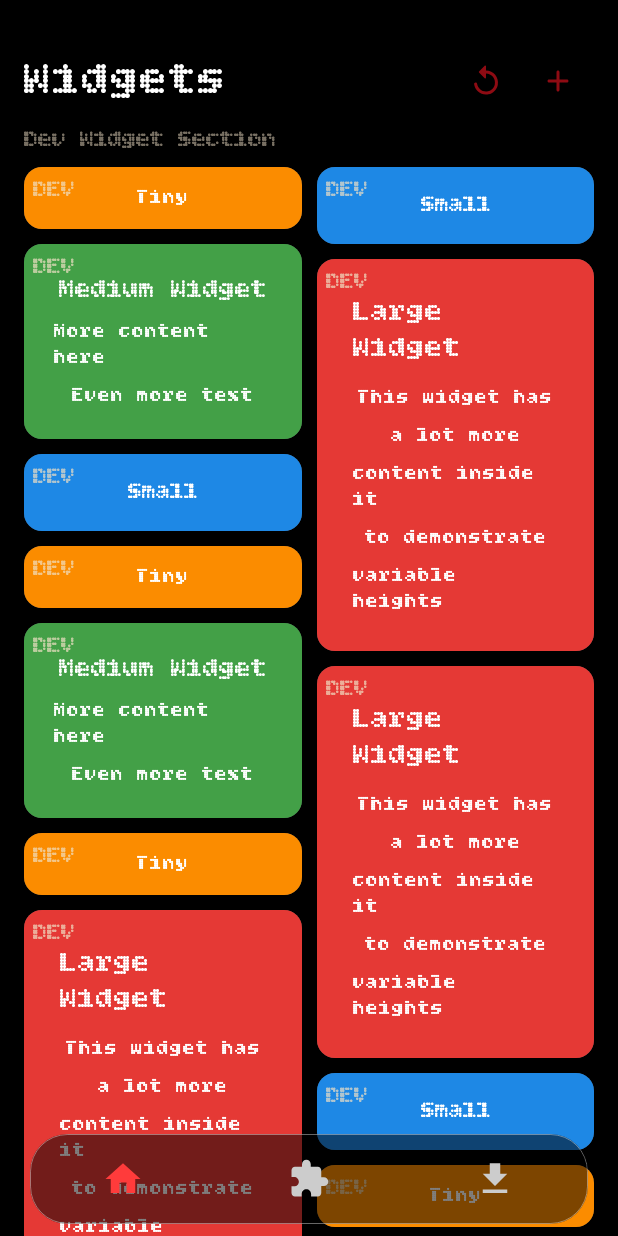
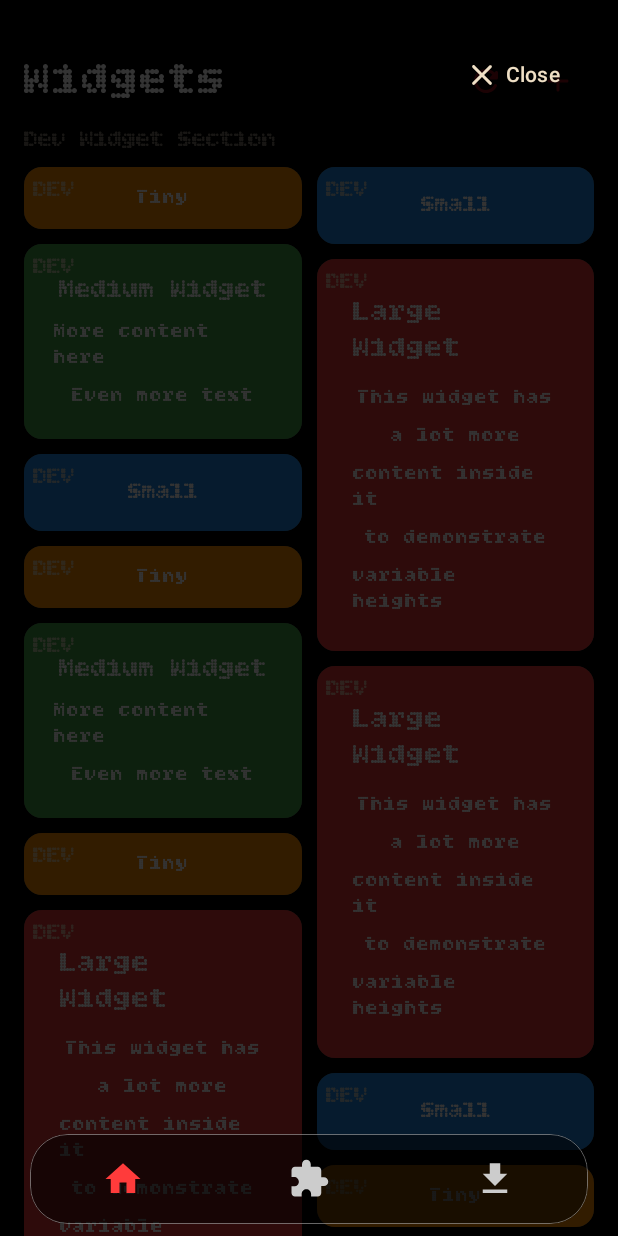
Before and after one commit to Coffee7Cup/devkagitam_new, an Android app built with Jetpack Compose: the screen it shows after launch (MainActivity), after a tap on "Tiny", on a phone screen of 412 x 824 dp. Run offline under Robolectric (Android 15) with nearby library versions, the phone set to English and light mode, and no system bars; our stand-ins replace Room's generated code.

Commit message:
i think i have completed 0

```diff
--- a/app/src/main/java/com/yash/devkagitam/db/api/ApiDao.kt
+++ b/app/src/main/java/com/yash/devkagitam/db/api/ApiDao.kt
@@ -6,7 +6,6 @@ import androidx.room.Insert
 import androidx.room.OnConflictStrategy
 import androidx.room.Query
 import androidx.room.Update
-import java.security.acl.Owner
 
 @Dao
 interface ApiDao{
@@ -23,5 +22,5 @@ interface ApiDao{
     suspend fun getAllApis() : List<ApiEntity>
 
     @Query("SELECT * FROM api_db WHERE owner = :owner")
-    suspend fun getApiByName(owner : String) : ApiEntity
+    suspend fun getApiByOwner(owner : String) : ApiEntity
 }
--- a/app/src/main/java/com/yash/devkagitam/registries/PaperInstanceRegistry.kt
+++ b/app/src/main/java/com/yash/devkagitam/registries/PaperInstanceRegistry.kt
@@ -14,21 +14,21 @@ object PaperInstanceRegistry {
     fun getPaperInstance(plugin: MetaDataPluginEntity) : PaperEntryPoint {
         val ctx = AppRegistry.getAppContext()
         return mapOfInstances.getOrPut(plugin.name){
-            loadDex(ctx,plugin.path, plugin.entryPoint)
+            loadDex(ctx,"${plugin.path}", plugin.entryPoint)
         } as PaperEntryPoint
     }
 
     fun getWidgetInstance(widget: WidgetEntity) : Widget {
         val ctx = AppRegistry.getAppContext()
         return mapOfInstances.getOrPut(widget.id){
-            loadDex(ctx,widget.apkPath, widget.widgetClass)
+            loadDex(ctx,"${widget.apkPath}", widget.widgetClass)
         } as Widget
     }
 
     fun getApiClassInstance(api : ApiEntity) : Any{
         val ctx = AppRegistry.getAppContext()
         return mapOfInstances.getOrPut(api.id){
-            loadDex(ctx,api.apkPath, api.apiClass)
+            loadDex(ctx,"${api.apkPath}", api.apiClass)
         }
     }
 }
--- a/app/src/main/java/com/yash/devkagitam/screens/viewModels/WidgetScreenViewModel.kt
+++ b/app/src/main/java/com/yash/devkagitam/screens/viewModels/WidgetScreenViewModel.kt
@@ -13,6 +13,7 @@ import kotlinx.coroutines.launch
 class WidgetScreenViewModel : ViewModel() {
 
   val error = mutableStateOf<String?>(null)
+  private var _devWidgets: List<Widget>? = null
   private val widgetDao = try {
     WidgetDB.getDatabase().widgetDao()
   }catch(e : Exception){
@@ -51,16 +52,14 @@ class WidgetScreenViewModel : ViewModel() {
     }
   }
 
-  fun devWidgets() : List<Widget>{
-
-    val widgets = DevPaperEntity.widgets
-
-    val instances: List<Widget> = widgets.map{
-      val cls =Class.forName(it)
-      val inst = cls.getDeclaredConstructor().newInstance() as Widget
-      inst
+  fun devWidgets(): List<Widget> {
+    if (_devWidgets == null) {
+      val widgets = DevPaperEntity.widgets
+      _devWidgets = widgets.map {
+        val cls = Class.forName(it)
+        cls.getDeclaredConstructor().newInstance() as Widget
+      }
     }
-    return instances
+    return _devWidgets!!
   }
-
 }
--- a/app/src/main/java/com/yash/devkagitam/screens/views/InstallScreen.kt
+++ b/app/src/main/java/com/yash/devkagitam/screens/views/InstallScreen.kt
@@ -61,7 +61,7 @@ fun InstallScreen(viewModel: InstallScreenViewModel = viewModel()) {
                 fontSize = 32.sp,
                 color = Color.White
             )
-            IconButton(onClick = { viewModel.loadPlugins(true) }) {
+            IconButton(onClick = { viewModel.loadPlugins() }) {
                 Icon(
                     imageVector = Icons.Outlined.Replay,
                     contentDescription = "Reload",
@@ -84,7 +84,7 @@ fun InstallScreen(viewModel: InstallScreenViewModel = viewModel()) {
                         color = MaterialTheme.colorScheme.error,
                     )
                     Spacer(Modifier.height(8.dp))
-                    Button(onClick = { viewModel.loadPlugins(true) }) {
+                    Button(onClick = { viewModel.loadPlugins() }) {
                         Text("Retry")
                     }
                 }
--- a/app/src/main/java/com/yash/devkagitam/screens/views/WidgetScreen.kt
+++ b/app/src/main/java/com/yash/devkagitam/screens/views/WidgetScreen.kt
@@ -1,5 +1,6 @@
 package com.yash.devkagitam.screens.views
 
+import android.util.Log
 import androidx.compose.foundation.ExperimentalFoundationApi
 import androidx.compose.foundation.background
 import androidx.compose.foundation.clickable
@@ -22,6 +23,7 @@ import androidx.compose.material.icons.Icons
 import androidx.compose.material.icons.rounded.Add
 import androidx.compose.material.icons.rounded.ArrowBackIosNew
 import androidx.compose.material.icons.rounded.Close
+import androidx.compose.material.icons.rounded.Refresh
 import androidx.compose.material.icons.rounded.Replay
 import androidx.compose.material3.Button
 import androidx.compose.material3.ButtonDefaults
@@ -33,6 +35,7 @@ import androidx.compose.material3.MaterialTheme
 import androidx.compose.material3.Text
 import androidx.compose.material3.TextButton
 import androidx.compose.runtime.Composable
+import androidx.compose.runtime.CompositionLocalProvider
 import androidx.compose.runtime.getValue
 import androidx.compose.runtime.mutableStateOf
 import androidx.compose.runtime.remember
@@ -40,8 +43,10 @@ import androidx.compose.runtime.saveable.rememberSaveable
 import androidx.compose.ui.Alignment
 import androidx.compose.ui.Modifier
 import androidx.compose.ui.graphics.Color
+import androidx.compose.ui.platform.LocalContext
 import androidx.compose.ui.unit.dp
 import androidx.compose.ui.unit.sp
+import androidx.compose.ui.zIndex
 import androidx.lifecycle.viewmodel.compose.viewModel
 import com.yash.dev.Widget
 import com.yash.paper.__dev__.DevPaperEntity
@@ -56,6 +61,7 @@ fun WidgetScreen() {
     val wsVm: WidgetScreenViewModel = viewModel()
     val showAvailable = rememberSaveable { mutableStateOf(false) }
     val focusWidget = remember { mutableStateOf<WidgetEntity?>(null) }
+    val focusWidgetDev = remember { mutableStateOf<Widget?>(null) }
 
     val allWidgets by wsVm.allWidgets
     val selectedWidgets = remember(allWidgets) { allWidgets.filter { it.selected } }
@@ -66,7 +72,7 @@ fun WidgetScreen() {
             .fillMaxSize()
             .background(MaterialTheme.colorScheme.secondary)
     ) {
-        // Focused widget overlay
+
         focusWidget.value?.let { widget ->
             val ctx = ContextRegistry.getPluginContext(widget.owner)
             val widInstance = getWidgetInstance(widget)
@@ -75,23 +81,28 @@ fun WidgetScreen() {
                 modifier = Modifier
                     .fillMaxSize()
                     .background(Color.Black.copy(alpha = 0.8f))
+                    .zIndex(10f)
                     .clickable { focusWidget.value = null },
                 contentAlignment = Alignment.Center
             ) {
-                widInstance.OnHold(ctx)
+                CompositionLocalProvider(LocalContext provides ctx) {
+                    widInstance.OnHold(ctx)
+                }
             }
 
             Box(
                 Modifier
                     .fillMaxSize()
-                    .padding(16.dp),
-                contentAlignment = Alignment.BottomEnd
+                    .padding(16.dp)
+                    .zIndex(11f),
+                contentAlignment = Alignment.TopEnd
             ) {
                 Row(horizontalArrangement = Arrangement.spacedBy(8.dp)) {
                     TextButton(
+                        modifier = Modifier.padding(10.dp),
                         onClick = { focusWidget.value = null },
                         colors = ButtonDefaults.textButtonColors(
-                            contentColor = MaterialTheme.colorScheme.tertiary // 🔹 use tertiary for text
+                            contentColor = MaterialTheme.colorScheme.tertiary
                         )
                     ) {
                         Icon(Icons.Rounded.Close, contentDescription = "Close Focus")
@@ -100,16 +111,62 @@ fun WidgetScreen() {
                     }
 
                     Button(
+                        modifier = Modifier.padding(10.dp),
                         onClick = {
                             wsVm.removeWidget(widget)
                             focusWidget.value = null
                         },
                         colors = ButtonDefaults.buttonColors(
-                            containerColor = MaterialTheme.colorScheme.error,   // 🔹 custom error red
+                            containerColor = MaterialTheme.colorScheme.error,
                             contentColor = MaterialTheme.colorScheme.onError
                         )
                     ) {
                         Text("Remove Widget")
+                    }
+                }
+            }
+        }
+
+        focusWidgetDev.value?.let{ widget ->
+
+            val ctx = ContextRegistry.getPluginContext(DevPaperEntity.name)
+
+            Log.d("WS", "in focusWidgetDev $ctx")
+
+            Box(
+                modifier = Modifier
+                    .fillMaxSize()
+                    .background(Color.Black.copy(alpha = 0.8f))
+                    .zIndex(10f)
+                    .clickable { focusWidget.value = null },
+                contentAlignment = Alignment.Center
+            ) {
+                CompositionLocalProvider(LocalContext provides ctx) {
+                    Log.d("WS", "in focusWidgetDev 1 :$ctx")
+                    widget.OnHold(ctx)
+                    Log.d("WS", "in focusWidgetDev 2 :$ctx")
+                }
+            }
+
+            Box(
+                Modifier
+                    .fillMaxSize()
+                    .padding(16.dp)
+                    .zIndex(11f),
+
+                contentAlignment = Alignment.TopEnd
+            ) {
+                Row(horizontalArrangement = Arrangement.spacedBy(8.dp)) {
+                    TextButton(
+                        modifier = Modifier.padding(10.dp),
+                        onClick = { focusWidgetDev.value = null },
+                        colors = ButtonDefaults.textButtonColors(
+                            contentColor = MaterialTheme.colorScheme.tertiary
+                        )
+                    ) {
+                        Icon(Icons.Rounded.Close, contentDescription = "Close Focus")
+                        Spacer(Modifier.width(4.dp))
+                        Text("Close")
                     }
                 }
             }
@@ -144,7 +201,7 @@ fun WidgetScreen() {
                     Row {
                         IconButton(onClick = { wsVm.refreshWidgets() }) {
                             Icon(
-                                imageVector = Icons.Rounded.Replay,
+                                imageVector = Icons.Rounded.Refresh,
                                 contentDescription = "Refresh",
                                 tint = MaterialTheme.colorScheme.error // 🔹 primary for action icons
                             )
@@ -200,7 +257,7 @@ fun WidgetScreen() {
                         modifier = Modifier.fillMaxWidth()
                     ) {
                         items(devWidInstance) { widget ->
-                            WidgetCardDev(widget, {}, {  })
+                            WidgetCardDev(widget, {focusWidgetDev.value = widget}, { focusWidgetDev.value = widget })
                         }
                     }
                     //-------------------
@@ -242,7 +299,10 @@ fun WidgetCard(widget: WidgetEntity, onClick: () -> Unit, onLongClick: () -> Uni
     Card(
         modifier = Modifier
             .fillMaxWidth()
-            .combinedClickable(onClick = onClick, onLongClick = onLongClick),
+            .combinedClickable(
+                onClick = onClick,
+                onLongClick = onLongClick
+            ),
         colors = CardDefaults.cardColors(
             containerColor = MaterialTheme.colorScheme.secondary,
             contentColor = MaterialTheme.colorScheme.tertiary
@@ -250,7 +310,10 @@ fun WidgetCard(widget: WidgetEntity, onClick: () -> Unit, onLongClick: () -> Uni
         elevation = CardDefaults.cardElevation(defaultElevation = 2.dp)
     ) {
         Box(Modifier.fillMaxSize()) {
-            widInstance.Render(ctx)
+
+            CompositionLocalProvider(LocalContext provides ctx) {
+                widInstance.Render(ctx)
+            }
 
             if (!widget.selected) {
                 Box(
@@ -285,14 +348,25 @@ fun WidgetCardDev(widget: Widget, onClick: () -> Unit, onLongClick: () -> Unit)
     Card(
         modifier = Modifier
             .fillMaxWidth()
-            .combinedClickable(onClick = onClick, onLongClick = onLongClick),
+            .combinedClickable(
+                onClick = {
+                    onClick()
+                    Log.d("WCD", "clicked $widget")
+                          },
+
+                onLongClick = {
+                    onLongClick()
+                    Log.d("WCD","long clicked $widget")
+                }
+            ),
         colors = CardDefaults.cardColors(
-            containerColor = MaterialTheme.colorScheme.primary,        // 🔹 slight contrast for dev
+            containerColor = MaterialTheme.colorScheme.primary,
             contentColor = MaterialTheme.colorScheme.tertiary
         ),
         elevation = CardDefaults.cardElevation(defaultElevation = 4.dp)
     ) {
         Box(Modifier.fillMaxSize()) {
+
             widget.Render(ctx)
             Box(
                 modifier = Modifier
--- a/app/src/main/java/com/yash/devkagitam/utils/PaperContextProvider.kt
+++ b/app/src/main/java/com/yash/devkagitam/utils/PaperContextProvider.kt
@@ -12,7 +12,7 @@ import java.io.File
 
 class PaperContextProvider(
     private val paperName: String,
-    base: Context = AppRegistry.getAppContext() // host app context
+    base: Context = AppRegistry.getAppContext()
 ) : ContextWrapper(base) {
 
     /** ---------------- Resources & Assets ---------------- */
@@ -59,19 +59,19 @@ class PaperContextProvider(
 
     /** ---------------- Files & Cache ---------------- */
     override fun getFilesDir(): File {
-        val dir = File(baseContext.filesDir, "plugins/$paperName/files")
+        val dir = File(baseContext.filesDir, "papers/$paperName/files")
         if (!dir.exists()) dir.mkdirs()
         return dir
     }
 
     override fun getCacheDir(): File {
-        val dir = File(baseContext.cacheDir, "plugins/$paperName/cache")
+        val dir = File(baseContext.cacheDir, "papers/$paperName/cache")
         if (!dir.exists()) dir.mkdirs()
         return dir
     }
 
     fun getPluginRootDir(): File {
-        val dir = File(baseContext.filesDir, "plugins/$paperName")
+        val dir = File(baseContext.filesDir, "papers/$paperName")
         if (!dir.exists()) dir.mkdirs()
         return dir
     }
--- a/dev/src/main/java/com/yash/dev/Unzip.kt
+++ b/dev/src/main/java/com/yash/dev/Unzip.kt
@@ -6,7 +6,7 @@ import java.io.File
 import java.io.FileOutputStream
 import java.util.zip.ZipInputStream
 
-suspend fun unzipPaper(zipFilePath: String,saveFileAt: String): String = withContext(Dispatchers.IO) {
+suspend fun unzip(zipFilePath: String, saveFileAt: String): String = withContext(Dispatchers.IO) {
 
     // Create plugin output directory
     val outputDir = File(saveFileAt)
--- a/paper/src/main/java/com/yash/paper/__dev__/DevPaperEntity.kt
+++ b/paper/src/main/java/com/yash/paper/__dev__/DevPaperEntity.kt
@@ -4,7 +4,7 @@ import java.util.UUID
 
 
 object DevPaperEntity {
-    val name: String = "DevTest"
+    val name: String = "Tanu"
     val author: String = "Yash"
     val version: String = "1.0.0"
     val id: String = UUID.randomUUID().toString()
--- a/paper/src/main/java/com/yash/paper/widgets/AllWidgets.kt
+++ b/paper/src/main/java/com/yash/paper/widgets/AllWidgets.kt
@@ -6,10 +6,10 @@ import androidx.compose.foundation.layout.Arrangement
 import androidx.compose.foundation.layout.Box
 import androidx.compose.foundation.layout.Column
 import androidx.compose.foundation.layout.Spacer
+import androidx.compose.foundation.layout.fillMaxSize
 import androidx.compose.foundation.layout.fillMaxWidth
 import androidx.compose.foundation.layout.height
 import androidx.compose.foundation.layout.padding
-import androidx.compose.foundation.layout.size
 import androidx.compose.material3.Text
 import androidx.compose.runtime.Composable
 import androidx.compose.ui.Alignment
@@ -22,7 +22,7 @@ import com.yash.paper.ui.theme.DevTheme
 
 class SmallWidget : Widget() {
     @Composable
-    override fun Content(modifier: Modifier, i: Context) {
+    override fun Content(modifier: Modifier, ctx: Context) {
         DevTheme {
             Box(
                 modifier = modifier
@@ -38,19 +38,28 @@ class SmallWidget : Widget() {
 
     @Composable
     override fun OnHold(ctx: Context) {
-        Text("Held")
+        Box(
+            Modifier.fillMaxSize(),
+            contentAlignment = Alignment.Center
+        ){
+            Text("Held", color = Color.White, fontSize = 16.sp)
+        }
     }
 
     @Composable
     override fun OnClick(ctx: Context) {
+        Box(
+            Modifier.fillMaxSize()
+        ){
             Text("Clicked")
+        }
     }
 }
 
 // Medium widget
 class MediumWidget : Widget() {
     @Composable
-    override fun Content(modifier: Modifier, i: Context) {
+    override fun Content(modifier: Modifier, ctx: Context) {
         DevTheme {
             Column(
                 modifier = modifier
@@ -69,19 +78,27 @@ class MediumWidget : Widget() {
     }
     @Composable
     override fun OnHold(ctx: Context) {
+        Box(
+            Modifier.fillMaxSize()
+        ){
             Text("Held")
+        }
     }
 
     @Composable
     override fun OnClick(ctx: Context) {
+        Box(
+            Modifier.fillMaxSize()
+        ){
             Text("Clicked")
+        }
     }
 }
 
 // Large widget
 class LargeWidget : Widget() {
     @Composable
-    override fun Content(modifier: Modifier, i: Context) {
+    override fun Content(modifier: Modifier, ctx: Context) {
         DevTheme {
             Column(
                 modifier = modifier
@@ -106,19 +123,27 @@ class LargeWidget : Widget() {
     }
     @Composable
     override fun OnHold(ctx: Context) {
+        Box(
+            Modifier.fillMaxSize()
+        ){
             Text("Held")
+        }
     }
 
     @Composable
     override fun OnClick(ctx: Context) {
+        Box(
+            Modifier.fillMaxSize()
+        ){
             Text("Clicked")
+        }
     }
 }
 
 // Extra small widget
 class TinyWidget : Widget() {
     @Composable
-    override fun Content(modifier: Modifier, i: Context) {
+    override fun Content(modifier: Modifier, ctx: Context) {
         DevTheme {
             Box(
                 modifier = modifier
@@ -133,19 +158,27 @@ class TinyWidget : Widget() {
     }
     @Composable
     override fun OnHold(ctx: Context) {
+        Box(
+            Modifier.fillMaxSize()
+        ){
             Text("Held")
+        }
     }
 
     @Composable
     override fun OnClick(ctx: Context) {
+        Box(
+            Modifier.fillMaxSize()
+        ){
             Text("Clicked")
+        }
     }
 }
 
 // Tall widget
 class TallWidget : Widget() {
     @Composable
-    override fun Content(modifier: Modifier, i: Context) {
+    override fun Content(modifier: Modifier, ctx: Context) {
         DevTheme {
             Column(
                 modifier = modifier
@@ -167,11 +200,19 @@ class TallWidget : Widget() {
     }
     @Composable
     override fun OnHold(ctx: Context) {
+        Box(
+            Modifier.fillMaxSize()
+        ){
             Text("Held")
+        }
     }
 
     @Composable
     override fun OnClick(ctx: Context) {
+        Box(
+            Modifier.fillMaxSize()
+        ){
             Text("Clicked")
         }
     }
+}
```
Also changed, not shown: app/src/main/java/com/yash/devkagitam/screens/viewModels/InstallScreenViewModel.kt (+10 -3 lines), app/src/main/java/com/yash/devkagitam/screens/viewModels/PaperScreenViewMode.kt (+12 -2 lines), app/src/main/java/com/yash/devkagitam/screens/views/PaperScreen.kt (+6 -1 lines), app/src/main/java/com/yash/devkagitam/utils/setupPlugin.kt (+12 -7 lines), paper/build.gradle.kts (+14 -6 lines), paper/src/main/java/com/yash/paper/manifest.json. Lines whose indentation alone changed are shown as unchanged.
